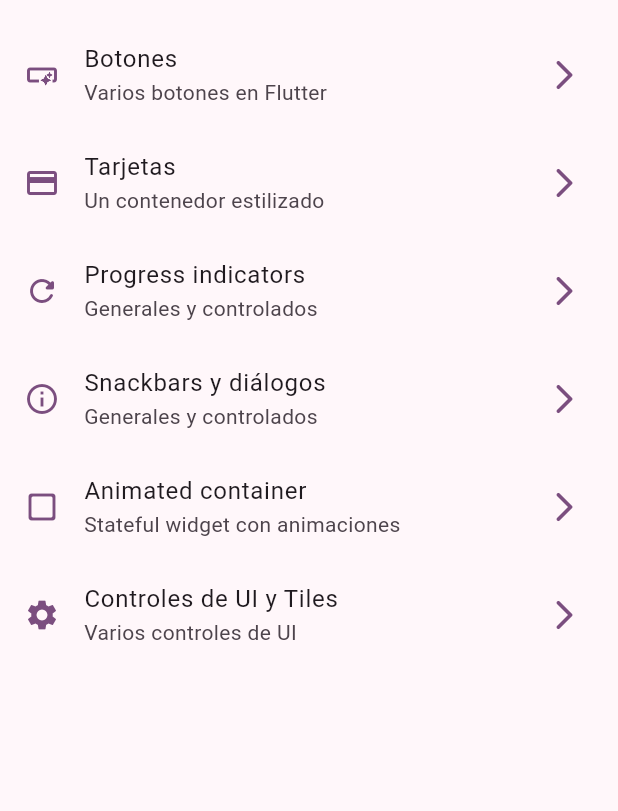
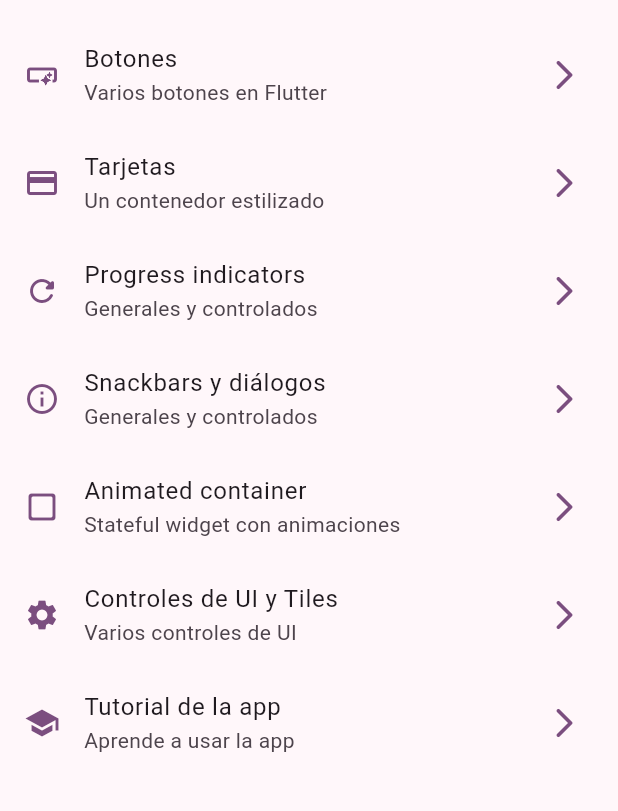
Before and after one commit to avazquezm/flutter_widgets_app, a Flutter app: the screen it shows after launch, on a phone screen of 412 x 824 dp, the part 63-874 px from its top. Run offline on Flutter 3.47's test engine with Material 3 defaults, Android fonts, the phone set to English and light mode, and no system bars; our stand-ins replace go_router.

Commit message:
Add app tutorial screen to menu and router

```diff
--- a/lib/config/menu/menu_item.dart
+++ b/lib/config/menu/menu_item.dart
@@ -52,4 +52,10 @@ const List<MenuItem> appMenuItems = [
     link: UiControlsScreen.name,
     icon: Icons.settings,
   ),
+  MenuItem(
+    title: 'Tutorial de la app',
+    subTitle: 'Aprende a usar la app',
+    link: AppTutorialScreen.name,
+    icon: Icons.school,
+  ),
 ];
--- a/lib/config/router/app_router.dart
+++ b/lib/config/router/app_router.dart
@@ -40,5 +40,10 @@ final appRouter = GoRouter(
       name: UiControlsScreen.name,
       builder: (context, state) => const UiControlsScreen(),
     ),
+    GoRoute(
+      path: '/tutorial',
+      name: AppTutorialScreen.name,
+      builder: (context, state) => const AppTutorialScreen(),
+    ),
   ],
 );
--- a/lib/presentation/screens/progress/progress_screen.dart
+++ b/lib/presentation/screens/progress/progress_screen.dart
@@ -33,7 +33,7 @@ class _ProgressView extends StatelessWidget {
           const SizedBox(height: 20),
           const Text('Controlled progress indicator'),
           const SizedBox(height: 10),
-          _ControlledProgressIndicator()
+          const _ControlledProgressIndicator()
         ],
       ),
     );
--- a/lib/presentation/screens/ui_controls/ui_controls_screen.dart
+++ b/lib/presentation/screens/ui_controls/ui_controls_screen.dart
@@ -10,10 +10,8 @@ class UiControlsScreen extends StatelessWidget {
     return Scaffold(
         appBar: AppBar(
           title: const Text('Controles de UI y Tiles'),
-
-          // Add your widget code here
         ),
-        body: _UiControlsView());
+        body: const _UiControlsView());
   }
 }
 
--- a/pubspec.yaml
+++ b/pubspec.yaml
@@ -18,3 +18,6 @@ dev_dependencies:
 
 flutter:
   uses-material-design: true
+
+assets:
+  - assets/images/
```
Also changed, not shown: assets/Images/1.png (added), assets/Images/2.png (added), assets/Images/3.png (added), assets/Images/jar-loading.gif (added).
